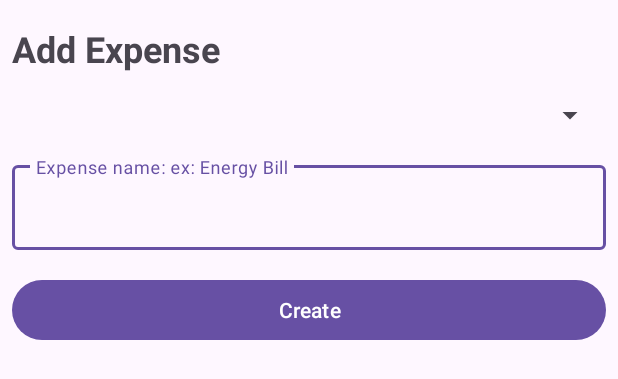
After one commit to pedrocerqueiras/HackSprintFinTrack, an Android app: the layout create_expense_bottom_sheet.xml on its own in the app's theme, with its tools: preview values and no code run, on a phone screen of 412 x 824 dp. The commit adds this screen. Shown: the top 379 px of the screen. Run offline under Robolectric (Android 15) with nearby library versions, the phone set to English and light mode, and no system bars.

Commit message:
continuação da implementação do Room. função de adicionar categorias - ok. adicionado bottom sheet para adicionar despesas.

```diff
--- a/app/src/main/java/com/example/fintrack/CategoryListAdapter.kt
+++ b/app/src/main/java/com/example/fintrack/CategoryListAdapter.kt
@@ -9,7 +9,7 @@ import androidx.recyclerview.widget.ListAdapter
 import androidx.recyclerview.widget.RecyclerView
 
 class CategoryListAdapter :
-    ListAdapter<CategoryUiData, CategoryListAdapter.CategoryViewHolder>(CategoryDiffUtils()) {
+    ListAdapter<CategoryUiData, CategoryListAdapter.CategoryViewHolder>(CategoryListAdapter) {
 
 
     private lateinit var onClick: (CategoryUiData) -> Unit
@@ -45,7 +45,7 @@ class CategoryListAdapter :
         }
     }
 
-    class CategoryDiffUtils: DiffUtil.ItemCallback<CategoryUiData>() {
+    companion object CategoryDiffUtils: DiffUtil.ItemCallback<CategoryUiData>() {
         override fun areItemsTheSame(oldItem: CategoryUiData, newItem: CategoryUiData): Boolean {
             return oldItem == newItem
         }
--- a/app/src/main/java/com/example/fintrack/ExpenseUiData.kt
+++ b/app/src/main/java/com/example/fintrack/ExpenseUiData.kt
@@ -2,5 +2,6 @@ package com.example.fintrack
 
 data class ExpenseUiData(
     val category: String,
+    val name: String,
     val amount: Float
 )
--- a/app/src/main/java/com/example/fintrack/data/FinTrackDataBase.kt
+++ b/app/src/main/java/com/example/fintrack/data/FinTrackDataBase.kt
@@ -5,11 +5,11 @@ import androidx.room.RoomDatabase
 import com.example.fintrack.data.dao.CategoryDao
 import com.example.fintrack.data.dao.ExpenseDao
 
-@Database(entities = [CategoryEntity::class, ExpenseEntity::class], version = 1, exportSchema = false)
+@Database([CategoryEntity::class, ExpenseEntity::class], version = 1)
 abstract class FinTrackDataBase: RoomDatabase() {
 
-    abstract fun categoryDao(): CategoryDao
+    abstract fun getCategoryDao(): CategoryDao
 
-    abstract fun expenseDao(): ExpenseDao
+    abstract fun getExpenseDao(): ExpenseDao
 
 }
--- /dev/null
+++ b/app/src/main/res/drawable/ic_baseline_add_24.xml
@@ -0,0 +1,5 @@
+<vector android:height="24dp" android:tint="#FFFFFF"
+    android:viewportHeight="24" android:viewportWidth="24"
+    android:width="24dp" xmlns:android="http://schemas.android.com/apk/res/android">
+    <path android:fillColor="@android:color/white" android:pathData="M19,13h-6v6h-2v-6H5v-2h6V5h2v6h6v2z"/>
+</vector>
--- /dev/null
+++ b/app/src/main/res/layout/create_expense_bottom_sheet.xml
@@ -0,0 +1,51 @@
+<?xml version="1.0" encoding="utf-8"?>
+<LinearLayout xmlns:android="http://schemas.android.com/apk/res/android"
+    android:layout_width="match_parent"
+    android:layout_height="match_parent"
+    android:orientation="vertical">
+
+    <TextView
+        android:id="@+id/tv_title"
+        android:layout_width="match_parent"
+        android:layout_height="wrap_content"
+        android:layout_marginStart="8dp"
+        android:layout_marginTop="16dp"
+        android:layout_marginEnd="8dp"
+        android:text="Add Expense"
+        android:textSize="24sp"
+        android:textStyle="bold" />
+
+    <Spinner
+        android:id="@+id/sp_expense_list"
+        android:layout_width="match_parent"
+        android:layout_height="wrap_content"
+        android:layout_marginStart="8dp"
+        android:layout_marginTop="16dp"
+        android:layout_marginEnd="8dp" />
+
+    <com.google.android.material.textfield.TextInputLayout
+        android:layout_width="match_parent"
+        android:layout_height="wrap_content"
+        android:layout_marginStart="8dp"
+        android:layout_marginTop="16dp"
+        android:layout_marginEnd="8dp">
+
+        <com.google.android.material.textfield.TextInputEditText
+            android:id="@+id/tie_expense_name"
+            android:layout_width="match_parent"
+            android:layout_height="wrap_content"
+            android:hint="Expense name: ex: Energy Bill"
+            android:minHeight="48dp" />
+
+    </com.google.android.material.textfield.TextInputLayout>
+
+    <Button
+        android:id="@+id/btn_expense_create"
+        android:layout_width="match_parent"
+        android:layout_height="wrap_content"
+        android:layout_marginStart="8dp"
+        android:layout_marginTop="16dp"
+        android:layout_marginEnd="8dp"
+        android:text="Create" />
+
+</LinearLayout>
```
Also changed, not shown: app/src/main/java/com/example/fintrack/data/CategoryEntity.kt (+6 -6 lines), app/src/main/java/com/example/fintrack/data/ExpenseEntity.kt (+4 -18 lines), app/src/main/java/com/example/fintrack/data/dao/CategoryDao.kt (+8 -7 lines), app/src/main/java/com/example/fintrack/data/dao/ExpenseDao.kt (+6 -6 lines), app/src/main/java/com/example/fintrack/ui/MainActivity.kt (+123 -64 lines), app/src/main/java/com/example/fintrack/ui/category/CreateCategoryBottomSheet.kt (added, +33 -0 lines), app/src/main/java/com/example/fintrack/ui/category/CreateExpenseBottomSheet.kt (added, +83 -0 lines), app/src/main/res/layout/activity_main.xml (+11 -2 lines), app/src/main/res/layout/create_category_bottom_sheet.xml (added, +43 -0 lines).
